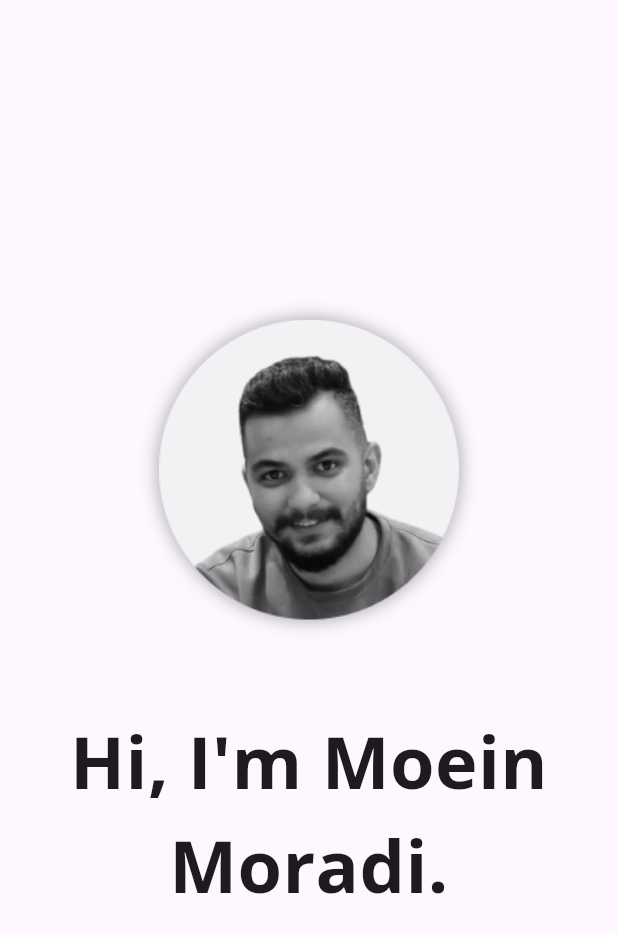
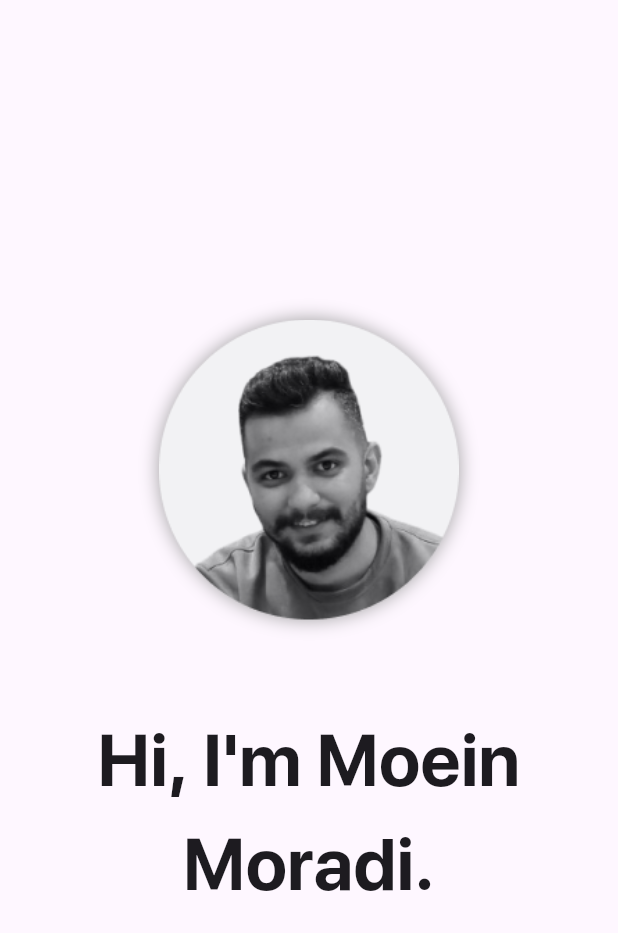
Before and after one commit to Moein-dev/moein_moradi, a Flutter app: the screen it shows after launch, on a phone screen of 412 x 824 dp. Shown: the top 933 px of the screen. Run offline on Flutter 3.47's test engine with Material 3 defaults, Android fonts, the phone set to English and light mode, and no system bars; drawn by our look-alikes of flutter_animate; our stand-ins replace bloc, dio, equatable, flutter_bloc, gap, get_it and 3 more; missing offline and left inert: xml2json; network calls fail.

Commit message:
Add SF Pro font family and remove Open Sans fonts

```diff
--- a/lib/app.dart
+++ b/lib/app.dart
@@ -21,7 +21,7 @@ class App extends StatelessWidget {
         debugShowCheckedModeBanner: false,
         title: 'Moein Moradi',
         theme: ThemeData(
-          fontFamily: AppFonts.openSans,
+          fontFamily: AppFonts.sfPro,
           colorScheme: ColorScheme.fromSeed(seedColor: Colors.deepPurple),
           useMaterial3: true,
         ),
--- a/lib/config/assets/fonts.dart
+++ b/lib/config/assets/fonts.dart
@@ -1,3 +1,3 @@
 class AppFonts {
-  static String openSans = "OpenSans";
+  static String sfPro = "SFPro";
 }
--- a/lib/features/home/presentation/pages/home_page.dart
+++ b/lib/features/home/presentation/pages/home_page.dart
@@ -42,7 +42,7 @@ class HomePage extends StatelessWidget {
                   "Senior Flutter Developer",
                   style: TextStyle(
                     fontSize: 64,
-                    fontFamily: AppFonts.openSans,
+                    fontFamily: AppFonts.sfPro,
                     fontWeight: FontWeight.bold,
                     height: 0.84,
                   ),
--- a/lib/features/home/presentation/pages/splash_page.dart
+++ b/lib/features/home/presentation/pages/splash_page.dart
@@ -76,7 +76,7 @@ class SplashPage extends StatelessWidget {
                 textAlign: TextAlign.center,
                 style: TextStyle(
                   fontSize: 48,
-                  fontFamily: AppFonts.openSans,
+                  fontFamily: AppFonts.sfPro,
                   fontWeight: FontWeight.bold,
                 ),
               )
--- a/lib/features/package/presentation/pages/packages_layout.dart
+++ b/lib/features/package/presentation/pages/packages_layout.dart
@@ -124,6 +124,7 @@ class _PackagesLayoutState extends State<PackagesLayout> {
                         ),
                       ),
                       const Spacer(),
+                      if (package.latest!.pubspec!.platforms != null)
                         Container(
                           height: 38,
                           decoration: BoxDecoration(
```
Also changed, not shown: pubspec.yaml (+8 -12 lines), assets/fonts/OpenSans-Bold.ttf (deleted), assets/fonts/OpenSans-ExtraBold.ttf (deleted), assets/fonts/OpenSans-Light.ttf (deleted), assets/fonts/OpenSans-Medium.ttf (deleted), assets/fonts/OpenSans-Regular.ttf (deleted), assets/fonts/OpenSans-SemiBold.ttf (deleted), assets/fonts/SFPro-Black.ttf (added), assets/fonts/SFPro-Bold.ttf (added), assets/fonts/SFPro-Light.ttf (added), assets/fonts/SFPro-Medium.ttf (added), assets/fonts/SFPro-Regular.ttf (added), assets/fonts/SFPro-Semibold.ttf (added), pubspec.lock, 2 other files. Lines whose indentation alone changed are shown as unchanged.
